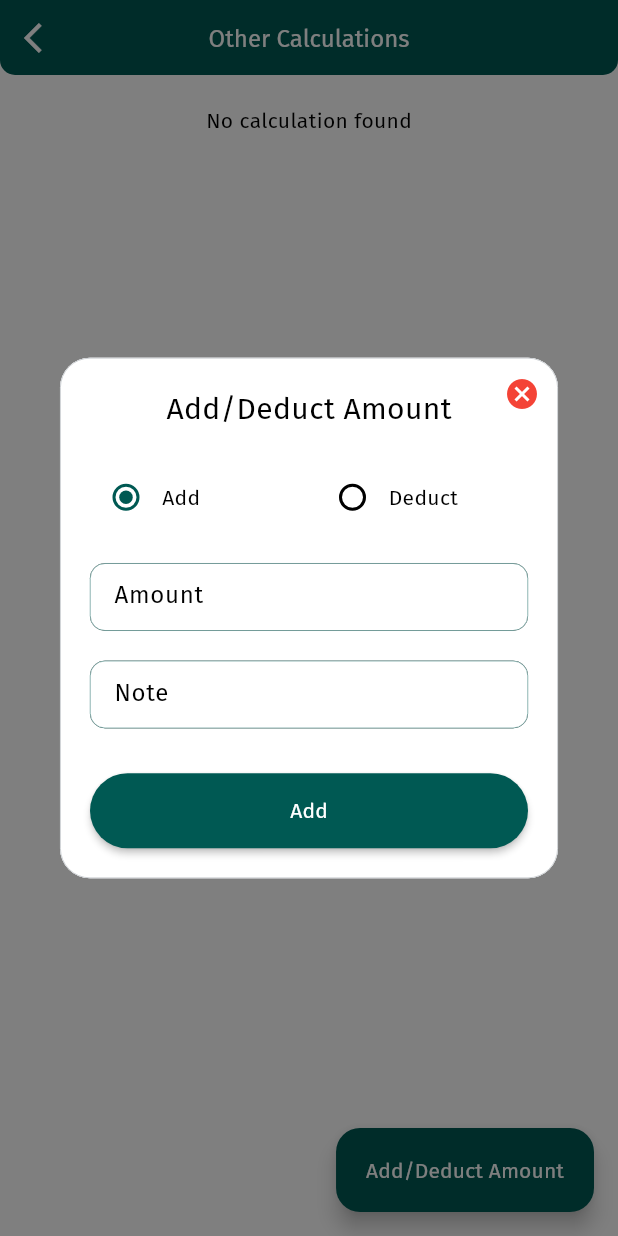
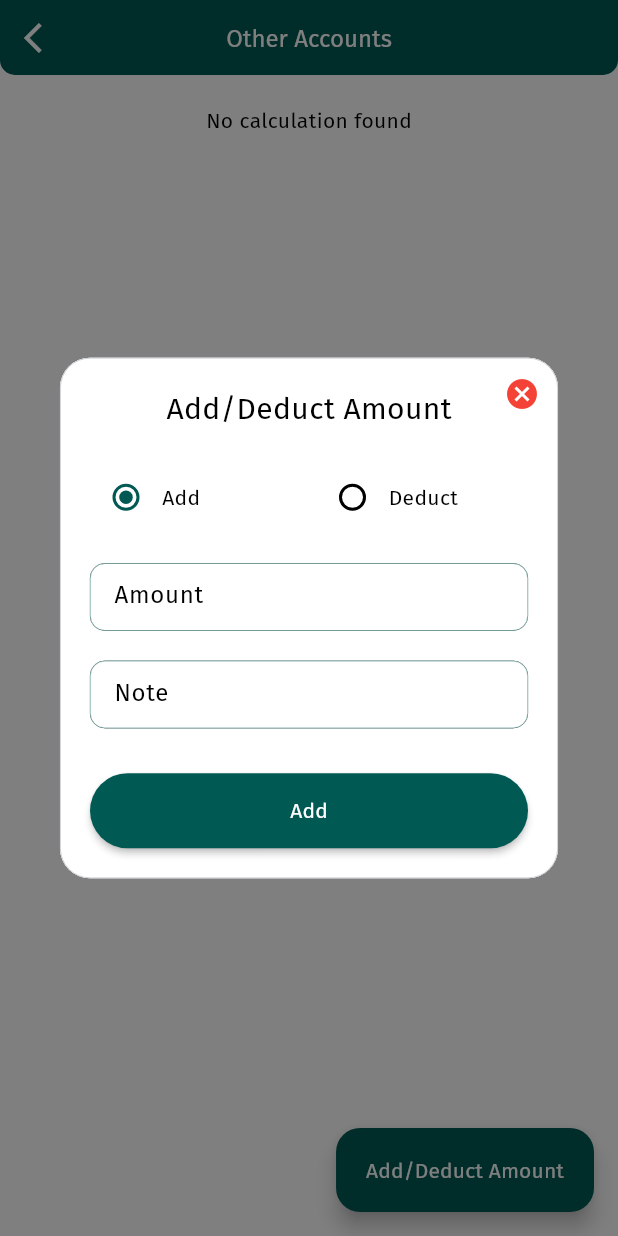
Before and after one commit to ashek-elahe/sixteen, a Flutter app: the CalculationsPage screen opened by its route, after a tap on "Add/Deduct Amount", on a phone screen of 412 x 824 dp. Run offline on Flutter 3.47's test engine with Material 3 defaults, Android fonts, the phone set to English and light mode, and no system bars; our stand-ins replace cached_network_image, chat_bubbles, cloud_firestore, dotted_line, emoji_picker_flutter, firebase_auth and 14 more; missing offline and left inert: firebase_admin; accounts and stored records are empty; project files that could hold a hidden picture were left out.

Commit message:
version 1.0

```diff
--- a/assets/lang/bn.json
+++ b/assets/lang/bn.json
@@ -101,7 +101,7 @@
   "select_range": "রেঞ্জ নির্বাচন করুন",
   "amount_added": "এমাউন্ট যোগ করা হয়েছে",
   "amount_deducted": "এমাউন্ট কাটা হয়েছে",
-  "other_calculations": "অন্যান্য হিসেব",
+  "other_accounts": "অন্যান্য হিসেব",
   "by": "বায়",
   "add_deduct_amount": "পরিমাণ যোগ/কাটা",
   "note": "নোট",
@@ -110,5 +110,6 @@
   "deduct": "কাটুন",
   "others": "অন্যান্য",
   "total_cost": "মোট খরচ",
-  "balance": "ব্যালেন্স"
+  "balance": "ব্যালেন্স",
+  "version": "সংস্করণ"
 }
--- a/assets/lang/en.json
+++ b/assets/lang/en.json
@@ -101,7 +101,7 @@
   "select_range": "Select Range",
   "amount_added": "Amount added",
   "amount_deducted": "Amount deducted",
-  "other_calculations": "Other Calculations",
+  "other_accounts": "Other Accounts",
   "by": "By",
   "add_deduct_amount": "Add/Deduct Amount",
   "note": "Note",
@@ -110,5 +110,6 @@
   "deduct": "Deduct",
   "others": "Others",
   "total_cost": "Total Cost",
-  "balance": "Balance"
+  "balance": "Balance",
+  "version": "Version"
 }
--- a/lib/model/settings_model.dart
+++ b/lib/model/settings_model.dart
@@ -1,6 +1,6 @@
 class SettingsModel {
   List<String>? admins;
-  int? minimumVersion;
+  double? minimumVersion;
   String? appUrl;
   bool? maintenance;
   double? installments;
@@ -11,7 +11,7 @@ class SettingsModel {
 
   SettingsModel.fromJson(Map<String, dynamic> json) {
     admins = json['admins'].cast<String>();
-    minimumVersion = json['minimum_version'];
+    minimumVersion = json['minimum_version'].toDouble();
     appUrl = json['app_url'];
     maintenance = json['maintenance'];
     installments = json['installments'].toDouble();
--- a/lib/utilities/constants.dart
+++ b/lib/utilities/constants.dart
@@ -4,7 +4,7 @@ class Constants {
 
   static const String appName = 'প্রজন্ম-১৬';
   static const String slogan = 'শিকড় থেকে শিখরে পৌছানোর প্রত্যয়';
-  static const int version = 1;
+  static const double version = 1.0;
   static const int pagination = 20;
   static const String fontFamily = 'FiraSans';
   static const String logo = 'assets/image/logo.png';
--- a/lib/view/calculations_page.dart
+++ b/lib/view/calculations_page.dart
@@ -32,7 +32,7 @@ class _CalculationsPageState extends State<CalculationsPage> {
   @override
   Widget build(BuildContext context) {
     return Scaffold(
-      appBar: MyAppBar(title: 'other_calculations'.tr),
+      appBar: MyAppBar(title: 'other_accounts'.tr),
 
       floatingActionButton: FloatingActionButton.extended(
         onPressed: () => showAnimatedDialog(const AddAmountDialog()),
--- a/lib/view/menu_page.dart
+++ b/lib/view/menu_page.dart
@@ -59,7 +59,7 @@ class _MenuPageState extends State<MenuPage> {
             const SizedBox(height: Constants.padding),
 
             MenuButton(
-              icon: Icons.calculate_outlined, title: 'other_calculations'.tr,
+              icon: Icons.calculate_outlined, title: 'other_accounts'.tr,
               onPressed: () => Get.toNamed(Routes.getCalculationsRoute()),
             ),
             const SizedBox(height: Constants.padding),
@@ -95,6 +95,9 @@ class _MenuPageState extends State<MenuPage> {
             await FirebaseAuth.instance.signOut();
             Get.offAllNamed(Routes.getLoginRoute());
           }),
+          const SizedBox(height: Constants.padding),
+
+          Center(child: Text('${'version'.tr}: ${Constants.version}', style: fontMedium.copyWith(fontSize: 12))),
 
         ]),
       ),
```
